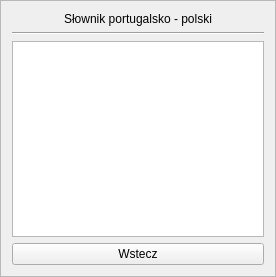
First picture: the form in ui/pt_pl_dictionary.ui, repository BStalewski/lanler, before the edit.
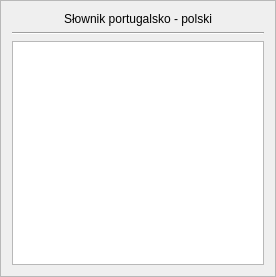
Second picture: the form after the edit.

Commit message: Removed back button from dictionary

```diff
--- a/ui/pt_pl_dictionary.ui
+++ b/ui/pt_pl_dictionary.ui
@@ -56,13 +56,6 @@
      </attribute>
     </widget>
    </item>
-   <item>
-    <widget class="QPushButton" name="backButton">
-     <property name="text">
-      <string>Wstecz</string>
-     </property>
-    </widget>
-   </item>
   </layout>
  </widget>
  <resources/>
```
The commit also changes 15 other files.
